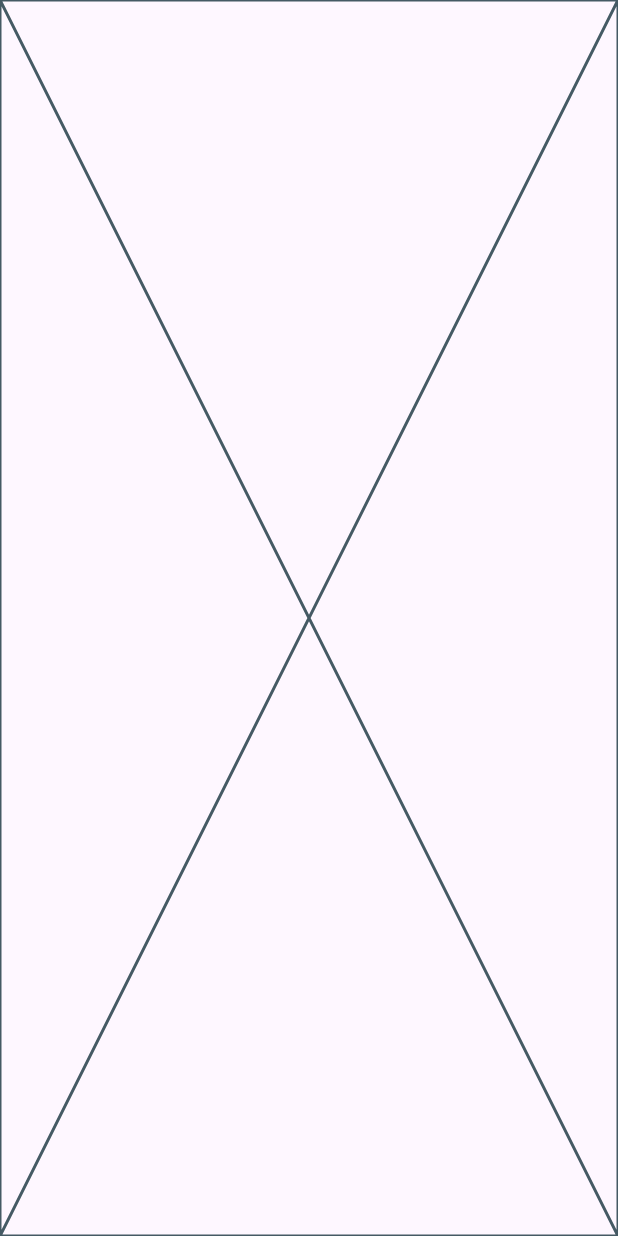
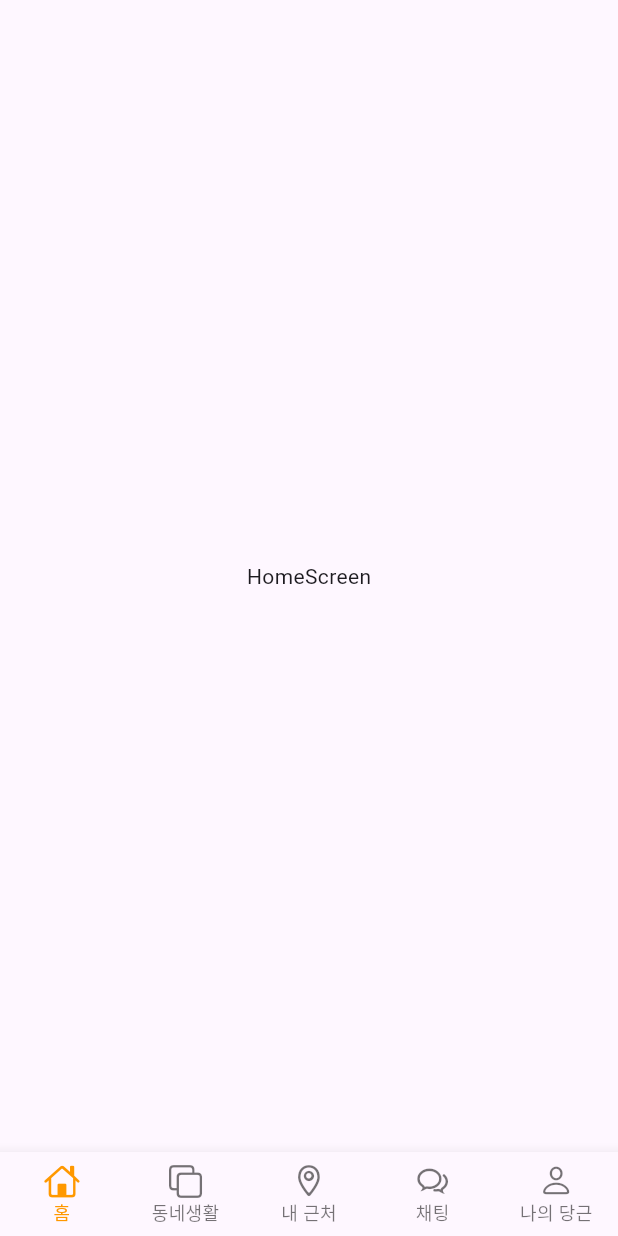
Before and after one commit to harimmon/flutter_carrot, a Flutter app: the screen it shows after launch, on a phone screen of 412 x 824 dp. Run offline on Flutter 3.47's test engine with Material 3 defaults, Android fonts, the phone set to English and light mode, and no system bars; our stand-ins replace font_awesome_flutter.

```diff
--- a/lib/main.dart
+++ b/lib/main.dart
@@ -1,3 +1,4 @@
+import 'package:carrot_app/screens/main_screens.dart';
 import 'package:flutter/material.dart';
 
 void main() {
@@ -11,16 +12,7 @@ class MyApp extends StatelessWidget {
   Widget build(BuildContext context) {
     return MaterialApp(
       debugShowCheckedModeBanner: false,
-      home: Homepage(),
+      home: MainScreens(),
     );
   }
 }
-
-class Homepage extends StatelessWidget {
-  @override
-  Widget build(BuildContext context) {
-    return Scaffold(
-      body: Placeholder(),
-    );
-  }
-}
--- /dev/null
+++ b/lib/screens/home/home_screen.dart
@@ -0,0 +1,13 @@
+import 'package:flutter/material.dart';
+
+class HomeScreen extends StatelessWidget {
+  const HomeScreen();
+
+  @override
+  Widget build(BuildContext context) {
+    print("HomeScreen Build");
+    return Scaffold(
+      body: Center(child: Text("HomeScreen")),
+    );
+  }
+}
--- a/lib/screens/main_screens.dart
+++ b/lib/screens/main_screens.dart
@@ -0,0 +1,79 @@
+import 'package:carrot_app/screens/chatting/chatting_screen.dart';
+import 'package:carrot_app/screens/home/home_screen.dart';
+import 'package:carrot_app/screens/my_carrot/my_carrot_screen.dart';
+import 'package:carrot_app/screens/near_me/near_me_screen.dart';
+import 'package:carrot_app/screens/neighborhood_life/neighborhood_life_screen.dart';
+import 'package:flutter/cupertino.dart';
+import 'package:flutter/material.dart';
+
+class MainScreens extends StatefulWidget {
+  @override
+  State<MainScreens> createState() => _MainScreensState();
+}
+
+class _MainScreensState extends State<MainScreens> {
+  int selectedIndex = 0;
+  List<int> loadPages = [0]; // 크기는 1
+
+  void selectBottomMenu(int index) {
+    if (!loadPages.contains(index)) {
+      loadPages.add(index); // [0,1]
+    }
+
+    selectedIndex = index;
+    setState(() {});
+  }
+
+  @override
+  Widget build(BuildContext context) {
+    return Scaffold(
+      body: IndexedStack(
+        index: selectedIndex,
+        children: [
+          loadPages.contains(0) ? const HomeScreen() : Container(),
+          loadPages.contains(1) ? const NeighborhoodLifeScreen() : Container(),
+          loadPages.contains(2) ? const NearMeScreen() : Container(),
+          loadPages.contains(3) ? const ChattingScreen() : Container(),
+          loadPages.contains(4) ? const MyCarrotScreen() : Container(),
+        ],
+      ),
+      bottomNavigationBar: _bottomNavigationBar(),
+    );
+  }
+
+  BottomNavigationBar _bottomNavigationBar() {
+    return BottomNavigationBar(
+      // showSelectedLabels: false,
+      // showUnselectedLabels: false,
+      type: BottomNavigationBarType.fixed,
+      selectedFontSize: 12,
+      unselectedFontSize: 12,
+      selectedItemColor: Colors.orange,
+      unselectedItemColor: Colors.black54,
+      currentIndex: selectedIndex,
+      onTap: selectBottomMenu,
+      items: [
+        BottomNavigationBarItem(
+          label: "홈",
+          icon: Icon(CupertinoIcons.home),
+        ),
+        BottomNavigationBarItem(
+          label: "동네생활",
+          icon: Icon(CupertinoIcons.square_on_square),
+        ),
+        BottomNavigationBarItem(
+          label: "내 근처",
+          icon: Icon(CupertinoIcons.placemark),
+        ),
+        BottomNavigationBarItem(
+          label: "채팅",
+          icon: Icon(CupertinoIcons.chat_bubble_2),
+        ),
+        BottomNavigationBarItem(
+          label: "나의 당근",
+          icon: Icon(CupertinoIcons.person),
+        ),
+      ],
+    );
+  }
+}
```
Also changed, not shown: lib/screens/chatting/chatting_screen.dart (added, +14 -0 lines), lib/screens/my_carrot/my_carrot_screen.dart (added, +14 -0 lines), lib/screens/near_me/near_me_screen.dart (added, +14 -0 lines), lib/screens/neighborhood_life/neighborhood_life_screen.dart (added, +14 -0 lines).
